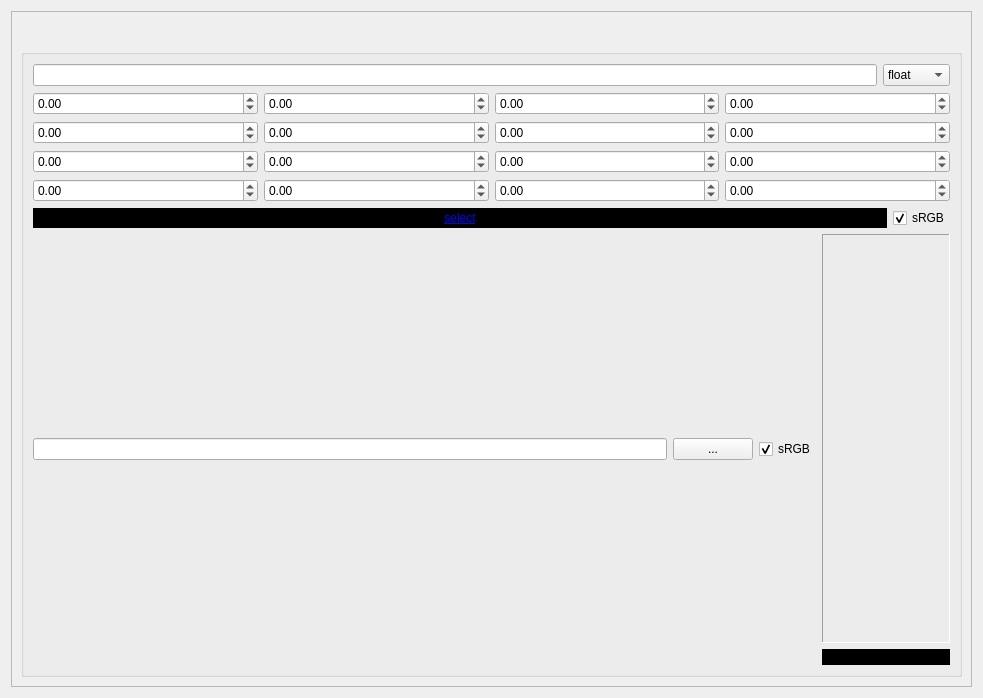
Old version of the form ui/uniform.ui in the repository carcass82/qrenderorang.
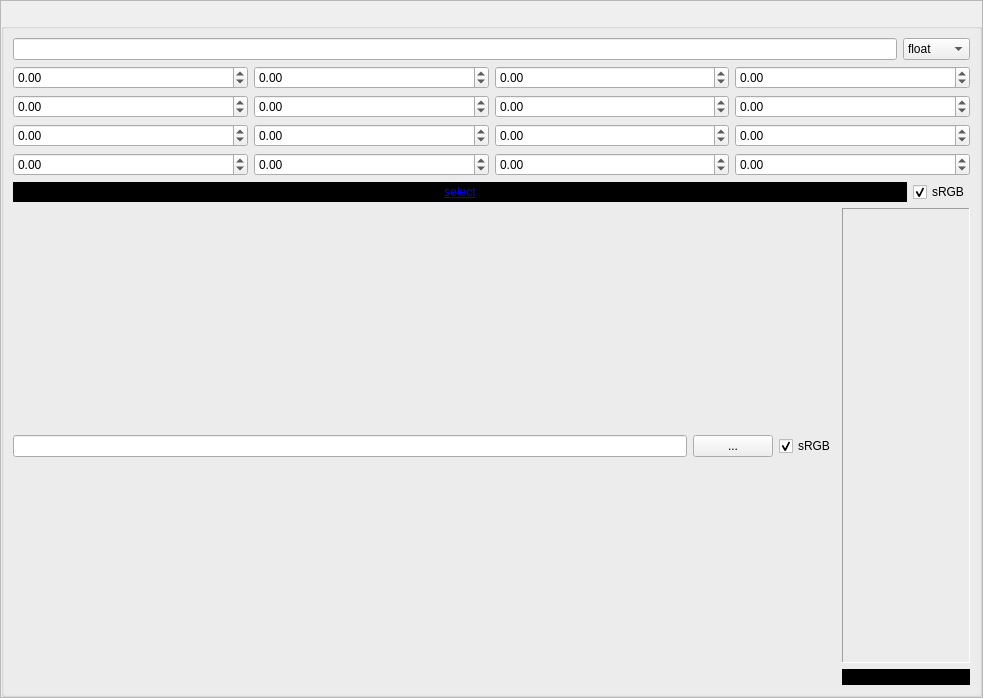
New version of the form. Icons and pictures are not drawn.

```diff
--- a/ui/uniform.ui
+++ b/ui/uniform.ui
@@ -20,6 +20,21 @@
    <string>Form</string>
   </property>
   <layout class="QGridLayout" name="gridLayout_2">
+   <property name="leftMargin">
+    <number>0</number>
+   </property>
+   <property name="topMargin">
+    <number>0</number>
+   </property>
+   <property name="rightMargin">
+    <number>0</number>
+   </property>
+   <property name="bottomMargin">
+    <number>0</number>
+   </property>
+   <property name="spacing">
+    <number>0</number>
+   </property>
    <item row="0" column="0">
     <widget class="QFrame" name="frame">
      <property name="frameShape">
@@ -29,10 +44,28 @@
       <enum>QFrame::Plain</enum>
      </property>
      <layout class="QGridLayout" name="gridLayout">
+      <property name="leftMargin">
+       <number>0</number>
+      </property>
+      <property name="topMargin">
+       <number>0</number>
+      </property>
+      <property name="rightMargin">
+       <number>0</number>
+      </property>
+      <property name="bottomMargin">
+       <number>0</number>
+      </property>
+      <property name="spacing">
+       <number>0</number>
+      </property>
       <item row="0" column="0">
        <layout class="QVBoxLayout" name="verticalLayout_7">
         <item>
          <layout class="QHBoxLayout" name="horizontalLayout_3">
+          <property name="spacing">
+           <number>0</number>
+          </property>
           <item>
            <spacer name="horizontalSpacer">
             <property name="orientation">
```
